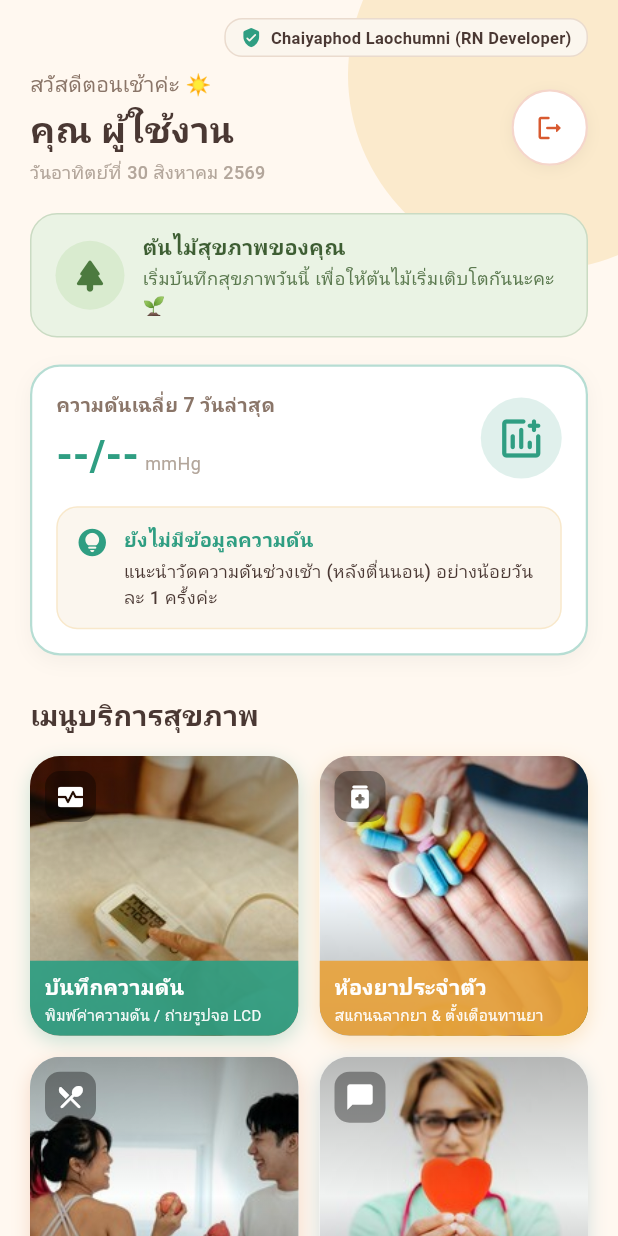
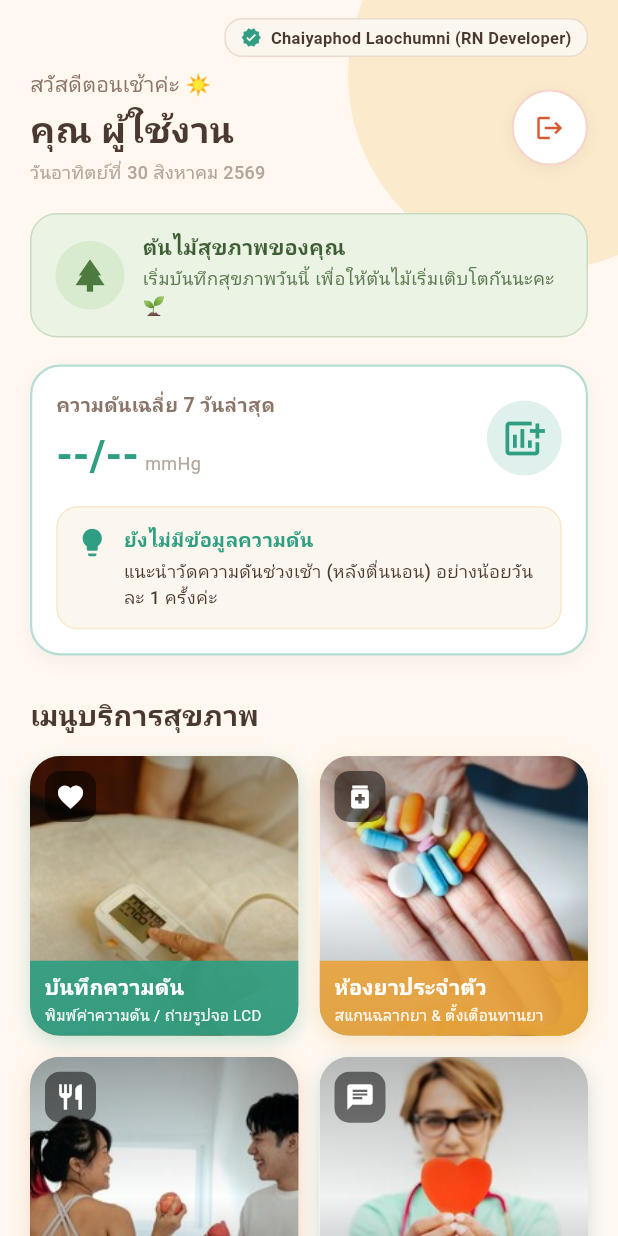
Before and after one commit to idtipon23/ncds_pwa_ios_clean, a Flutter app: the HomeScreen screen opened directly, after a tap on "บันทึกความดัน", on a phone screen of 412 x 824 dp. Run offline on Flutter 3.47's test engine with Material 3 defaults, Android fonts, the phone set to English and light mode, and no system bars; our stand-ins replace flutter_dotenv, flutter_image_compress, flutter_local_notifications, flutter_tts, google_generative_ai, image_picker and 5 more; accounts and stored records are empty; network calls fail.

Commit message:
Fix: Restore menu icons, health tree banner, and robust 7-day BP calculation

```diff
--- a/lib/screens/home_screen.dart
+++ b/lib/screens/home_screen.dart
@@ -1,4 +1,5 @@
 import 'package:flutter/material.dart';
+import 'package:supabase_flutter/supabase_flutter.dart';
 import '../services/patient_profile_service.dart';
 import '../services/vital_repository.dart';
 import '../services/nutrition_service.dart';
@@ -23,7 +24,7 @@ class _HomeScreenState extends State<HomeScreen> {
   final VitalRepository _vitalRepo = VitalRepository();
   final NutritionService _nutritionService = NutritionService();
 
-  // 🎨 Palette สีหลักตาม Design System
+  // 🎨 Design System: Warm Cream & Earthy Palette
   static const Color creamBgColor = Color(0xFFFFF8F0);
   static const Color primaryTextColor = Color(0xFF4A3833);
   static const Color secondaryTextColor = Color(0xFF8A7568);
@@ -36,7 +37,7 @@ class _HomeScreenState extends State<HomeScreen> {
   double _avgSys7Days = 0;
   double _avgDia7Days = 0;
   bool _hasVitalData = false;
-  int _streakDays = 1;
+  int _streakDays = 0;
 
   Map<String, dynamic>? _profileData;
   List<Map<String, dynamic>> _todayFoodLogs = [];
@@ -45,46 +46,87 @@ class _HomeScreenState extends State<HomeScreen> {
   void initState() {
     super.initState();
     _loadDashboardData();
-    // 🛡️ แสดง Pop-up Medical Disclaimer อัตโนมัติเมื่อโหลดหน้า Dashboard เข้ามา
+
+    // 🛡️ แสดง Pop-up ข้อกำหนดทางการแพทย์เมื่อเปิดหน้าแรก
     WidgetsBinding.instance.addPostFrameCallback((_) {
       _showMedicalDisclaimerDialog();
     });
   }
 
+  // 🔄 ฟังก์ชันดึงข้อมูลแดชบอร์ดแบบ Robust (รองรับทั้งช่วง 7 วัน และประวัติล่าสุด)
   Future<void> _loadDashboardData() async {
     setState(() => _isLoading = true);
     try {
-      final patientId = await _profileService.getCurrentPatientId();
+      // 1. ดึง Patient ID (ค้นหาจากหลายแหล่งเพื่อความแม่นยำ)
+      String? patientId = await _profileService.getCurrentPatientId();
       final profile = await _profileService.getProfile();
       _profileData = profile;
 
-      if (profile != null) {
-        _patientName = profile['first_name'] ?? profile['name'] ?? "ผู้ใช้งาน";
+      if (patientId == null || patientId.isEmpty) {
+        patientId = profile?['id']?.toString() ??
+            Supabase.instance.client.auth.currentUser?.id;
       }
 
+      if (profile != null) {
+        _patientName = profile['first_name'] ??
+            profile['name'] ??
+            profile['fullName'] ??
+            "ผู้ใช้งาน";
+      }
+
+      // 2. ดึงข้อมูลสัญญาณชีพความดันโลหิต
       if (patientId != null && patientId.isNotEmpty) {
-        final vitals = await _vitalRepo.getLast7Days(patientId);
+        List<Map<String, dynamic>> vitals =
+            await _vitalRepo.getLast7Days(patientId);
+
+        // หาก 7 วันล่าสุดยังไม่มี ให้ดึงประวัติล่าสุด 1 เดือนมาแสดงแทน
+        if (vitals.isEmpty) {
+          vitals = await _vitalRepo.getLast1Month(patientId);
+        }
+
         if (vitals.isNotEmpty) {
           _hasVitalData = true;
           _streakDays = vitals.length;
+
           double sumSys = 0;
           double sumDia = 0;
+          int validCount = 0;
+
           for (var v in vitals) {
-            sumSys += (v['systolic'] as num?)?.toDouble() ?? 0;
-            sumDia += (v['diastolic'] as num?)?.toDouble() ?? 0;
+            final sys = (v['systolic'] as num?)?.toDouble() ??
+                (v['systolic_bp'] as num?)?.toDouble() ??
+                (v['sys'] as num?)?.toDouble();
+            final dia = (v['diastolic'] as num?)?.toDouble() ??
+                (v['diastolic_bp'] as num?)?.toDouble() ??
+                (v['dia'] as num?)?.toDouble();
+
+            if (sys != null && dia != null && sys > 0 && dia > 0) {
+              sumSys += sys;
+              sumDia += dia;
+              validCount++;
             }
-          _avgSys7Days = sumSys / vitals.length;
-          _avgDia7Days = sumDia / vitals.length;
           }
 
+          if (validCount > 0) {
+            _avgSys7Days = sumSys / validCount;
+            _avgDia7Days = sumDia / validCount;
+          }
+        } else {
+          _hasVitalData = false;
+          _avgSys7Days = 0;
+          _avgDia7Days = 0;
+          _streakDays = 0;
+        }
+
+        // 3. ดึงประวัติอาหารวันนี้
         try {
           _todayFoodLogs = await _nutritionService.getTodayFoodLogs(patientId);
         } catch (e) {
-          debugPrint('Error loading today food logs: $e');
+          debugPrint('Food logs load error: $e');
         }
       }
     } catch (e) {
-      debugPrint('Error loading dashboard: $e');
+      debugPrint('Error loading dashboard data: $e');
     } finally {
       if (mounted) setState(() => _isLoading = false);
     }
@@ -128,7 +170,8 @@ class _HomeScreenState extends State<HomeScreen> {
                 ),
                 child: const Row(
                   children: [
-                    Icon(Icons.info_outline_rounded, color: Color(0xFFB45309), size: 22),
+                    Icon(Icons.info_outline,
+                        color: Color(0xFFB45309), size: 22),
                     SizedBox(width: 8),
                     Expanded(
                       child: Text(
@@ -145,7 +188,7 @@ class _HomeScreenState extends State<HomeScreen> {
               ),
               const SizedBox(height: 14),
               const Text(
-                '• วัตถุประสงค์: พัฒนาขึ้นเพื่อการบันทึก รวบรวม และติดตามแนวโน้มภาวะสุขภาพเบื้องต้นของผู้ป่วยโรคไม่ติดต่อเรื้อรัง (NCDs) เท่านั้น\n\n'
+                '• วัตถุประสงค์: พัฒนาขึ้นเพื่อการบันทึกและติดตามแนวโน้มภาวะสุขภาพเบื้องต้นของผู้ป่วยโรคไม่ติดต่อเรื้อรัง (NCDs) เท่านั้น\n\n'
                 '• การตัดสินใจรักษา: ข้อมูลและคำแนะนำจากระบบ AI ไม่มีผลต่อการวินิจฉัยทางการแพทย์ การปรับเปลี่ยนขนาด หรือการรักษาต้องอยู่ภายใต้ดุลยพินิจของแพทย์ผู้เชี่ยวชาญเท่านั้น\n\n'
                 '• ภาวะฉุกเฉิน: หากมีอาการวิกฤต เจ็บแน่นหน้าอก หรือความดันโลหิตสูงรุนแรง กรุณาติดต่อสถานพยาบาลใกล้บ้านหรือโทร 1669 ทันที',
                 style: TextStyle(
@@ -236,7 +279,7 @@ class _HomeScreenState extends State<HomeScreen> {
         shape: RoundedRectangleBorder(borderRadius: BorderRadius.circular(20)),
         title: const Row(
           children: [
-            Icon(Icons.logout_rounded, color: Color(0xFFD85A30)),
+            Icon(Icons.logout, color: Color(0xFFD85A30)),
             SizedBox(width: 8),
             Text(
               'ออกจากระบบ',
@@ -254,7 +297,8 @@ class _HomeScreenState extends State<HomeScreen> {
         actions: [
           TextButton(
             onPressed: () => Navigator.pop(ctx),
-            child: const Text('ยกเลิก', style: TextStyle(color: mutedTextColor)),
+            child:
+                const Text('ยกเลิก', style: TextStyle(color: mutedTextColor)),
           ),
           ElevatedButton(
             style: ElevatedButton.styleFrom(
@@ -278,7 +322,8 @@ class _HomeScreenState extends State<HomeScreen> {
                 debugPrint('Logout error: $e');
               }
             },
-            child: const Text('ออกจากระบบ', style: TextStyle(color: Colors.white)),
+            child:
+                const Text('ออกจากระบบ', style: TextStyle(color: Colors.white)),
           ),
         ],
       ),
@@ -291,6 +336,7 @@ class _HomeScreenState extends State<HomeScreen> {
       backgroundColor: creamBgColor,
       body: Stack(
         children: [
+          // วงกลมตกแต่งด้านบน
           Positioned(
             top: -80,
             right: -80,
@@ -308,17 +354,23 @@ class _HomeScreenState extends State<HomeScreen> {
                 ? const Center(
                     child: CircularProgressIndicator(color: emeraldTheme),
                   )
-                : SingleChildScrollView(
-                    physics: const BouncingScrollPhysics(),
-                    padding: const EdgeInsets.symmetric(horizontal: 20, vertical: 12),
+                : RefreshIndicator(
+                    color: emeraldTheme,
+                    onRefresh: _loadDashboardData,
+                    child: SingleChildScrollView(
+                      physics: const AlwaysScrollableScrollPhysics(
+                        parent: BouncingScrollPhysics(),
+                      ),
+                      padding: const EdgeInsets.symmetric(
+                          horizontal: 20, vertical: 12),
                       child: Column(
                         crossAxisAlignment: CrossAxisAlignment.start,
                         children: [
-                        // 🌟 ส่วน Header พร้อมแถบ Credit ชื่อผู้พัฒนา
+                          // 🕒 Header + Credit ผู้พัฒนา
                           _buildHeaderSection(),
                           const SizedBox(height: 18),
 
-                        // 🌱 แบนเนอร์ต้นไม้สุขภาพ
+                          // 🌱 แบนเนอร์ต้นไม้สุขภาพ (Streak Tree Banner)
                           _buildHealthTreeBanner(),
                           const SizedBox(height: 18),
 
@@ -326,7 +378,7 @@ class _HomeScreenState extends State<HomeScreen> {
                           _buildHealthIndicatorCard(),
                           const SizedBox(height: 26),
 
-                        // 🧱 เมนูบริการ 2 คอลัมน์
+                          // 🧱 เมนูบริการ 2 คอลัมน์ (พร้อมไอคอนคมชัด)
                           const Text(
                             'เมนูบริการสุขภาพ',
                             style: TextStyle(
@@ -345,50 +397,65 @@ class _HomeScreenState extends State<HomeScreen> {
                             mainAxisSpacing: 14,
                             childAspectRatio: 0.96,
                             children: [
+                              // 1. บันทึกความดัน
                               _buildMenuCard(
                                 title: 'บันทึกความดัน',
                                 subtitle: 'พิมพ์ค่าความดัน / ถ่ายรูปจอ LCD',
                                 imagePath: 'assets/images/menu_bp.jpg',
-                              icon: Icons.monitor_heart_rounded,
+                                icon: Icons.favorite,
                                 barColor: const Color(0xFF2F9E82),
-                              onTap: () => Navigator.push(
+                                onTap: () async {
+                                  await Navigator.push(
                                     context,
                                     MaterialPageRoute(
-                                  builder: (_) => const VitalSignRecordScreen(),
+                                      builder: (_) =>
+                                          const VitalSignRecordScreen(),
                                     ),
+                                  );
+                                  _loadDashboardData();
+                                },
                               ),
-                            ),
+
+                              // 2. ห้องยาประจำตัว
                               _buildMenuCard(
                                 title: 'ห้องยาประจำตัว',
                                 subtitle: 'สแกนฉลากยา & ตั้งเตือนทานยา',
                                 imagePath: 'assets/images/menu_drug.jpg',
-                              icon: Icons.medication_rounded,
+                                icon: Icons.medication,
                                 barColor: const Color(0xFFE8A33D),
                                 onTap: () => Navigator.push(
                                   context,
                                   MaterialPageRoute(
-                                  builder: (_) => const MedicationHistoryScreen(),
+                                    builder: (_) =>
+                                        const MedicationHistoryScreen(),
                                   ),
                                 ),
                               ),
+
+                              // 3. อาหาร & กิจกรรม
                               _buildMenuCard(
                                 title: 'อาหาร & กิจกรรม',
                                 subtitle: 'พิมพ์บันทึกอาหาร / ถ่ายรูปมื้ออาหาร',
                                 imagePath: 'assets/images/menu_fd.jpg',
-                              icon: Icons.restaurant_menu_rounded,
+                                icon: Icons.restaurant,
                                 barColor: const Color(0xFFD97B4F),
-                              onTap: () => Navigator.push(
+                                onTap: () async {
+                                  await Navigator.push(
                                     context,
                                     MaterialPageRoute(
                                       builder: (_) => const NutritionScreen(),
                                     ),
+                                  );
+                                  _loadDashboardData();
+                                },
                               ),
-                            ),
+
+                              // 4. ปรึกษาหมอ AI
                               _buildMenuCard(
                                 title: 'ปรึกษาหมอ AI',
                                 subtitle: 'ถามตอบอิง HT Guideline 2567',
                                 imagePath: 'assets/images/menu_ai.jpg',
-                              icon: Icons.chat_bubble_rounded,
+                                icon: Icons.chat,
                                 barColor: const Color(0xFF4C8FA6),
                                 onTap: () => Navigator.push(
                                   context,
@@ -397,11 +464,13 @@ class _HomeScreenState extends State<HomeScreen> {
                                   ),
                                 ),
                               ),
+
+                              // 5. สมุดสุขภาพ
                               _buildMenuCard(
                                 title: 'สมุดสุขภาพ',
                                 subtitle: 'ดูกราฟ 7 วัน & ประวัติความเสี่ยง',
                                 imagePath: 'assets/images/menu_graph.jpg',
-                              icon: Icons.bar_chart_rounded,
+                                icon: Icons.bar_chart,
                                 barColor: const Color(0xFF6B9E5C),
                                 onTap: () => Navigator.push(
                                   context,
@@ -410,23 +479,30 @@ class _HomeScreenState extends State<HomeScreen> {
                                   ),
                                 ),
                               ),
+
+                              // 6. ข้อมูลของฉัน
                               _buildMenuCard(
                                 title: 'ข้อมูลของฉัน',
                                 subtitle: 'คำนวณ TDEE & คัดกรองโรค',
                                 imagePath: 'assets/images/menu_risk.jpg',
-                              icon: Icons.person_pin_rounded,
+                                icon: Icons.person,
                                 barColor: const Color(0xFFB37B57),
-                              onTap: () => Navigator.push(
+                                onTap: () async {
+                                  await Navigator.push(
                                     context,
                                     MaterialPageRoute(
-                                  builder: (_) => const PatientProfileScreen(),
+                                      builder: (_) =>
+                                          const PatientProfileScreen(),
                                     ),
-                              ),
+                                  );
+                                  _loadDashboardData();
+                                },
                               ),
                             ],
                           ),
                           const SizedBox(height: 36),
                         ],
+                      ),
                     ),
                   ),
           ),
@@ -440,7 +516,6 @@ class _HomeScreenState extends State<HomeScreen> {
     return Column(
       crossAxisAlignment: CrossAxisAlignment.start,
       children: [
-        // 🎖️ แถบ Credit มุมบนขวา
         Row(
           mainAxisAlignment: MainAxisAlignment.end,
           children: [
@@ -457,7 +532,7 @@ class _HomeScreenState extends State<HomeScreen> {
               child: const Row(
                 mainAxisSize: MainAxisSize.min,
                 children: [
-                  Icon(Icons.verified_user_rounded, color: emeraldTheme, size: 14),
+                  Icon(Icons.verified, color: emeraldTheme, size: 14),
                   SizedBox(width: 6),
                   Text(
                     'Chaiyaphod Laochumni (RN Developer)',
@@ -474,7 +549,6 @@ class _HomeScreenState extends State<HomeScreen> {
           ],
         ),
         const SizedBox(height: 8),
-
         Row(
           mainAxisAlignment: MainAxisAlignment.spaceBetween,
           crossAxisAlignment: CrossAxisAlignment.center,
@@ -534,7 +608,7 @@ class _HomeScreenState extends State<HomeScreen> {
               child: IconButton(
                 onPressed: _handleLogout,
                 icon: const Icon(
-                  Icons.logout_rounded,
+                  Icons.logout,
                   color: Color(0xFFD85A30),
                   size: 20,
                 ),
@@ -547,7 +621,7 @@ class _HomeScreenState extends State<HomeScreen> {
     );
   }
 
-  // 🌱 Widget แบนเนอร์ต้นไม้สุขภาพ
+  // 🌱 Widget แบนเนอร์ต้นไม้สุขภาพ (Streak Banner)
   Widget _buildHealthTreeBanner() {
     return Container(
       width: double.infinity,
@@ -569,7 +643,7 @@ class _HomeScreenState extends State<HomeScreen> {
               shape: BoxShape.circle,
             ),
             child: const Icon(
-              Icons.park_rounded,
+              Icons.park,
               color: Color(0xFF4C7A3F),
               size: 26,
             ),
@@ -590,7 +664,7 @@ class _HomeScreenState extends State<HomeScreen> {
                 const SizedBox(height: 2),
                 Text(
                   _hasVitalData
-                      ? 'บันทึกต่อเนื่อง $_streakDays วันแล้ว ต้นไม้กำลังเติบโตแข็งแรงค่ะ 🌱'
+                      ? 'บันทึกสะสม $_streakDays รายการแล้ว ต้นไม้กำลังเติบโตแข็งแรงค่ะ 🌱'
                       : 'เริ่มบันทึกสุขภาพวันนี้ เพื่อให้ต้นไม้เริ่มเติบโตกันนะคะ 🌱',
                   style: const TextStyle(
                     fontSize: 12,
@@ -606,7 +680,7 @@ class _HomeScreenState extends State<HomeScreen> {
     );
   }
 
-  // 📊 Widget การ์ดสรุปความดัน 7 วัน
+  // 📊 Widget การ์ดสรุปความดัน 7 วันล่าสุด
   Widget _buildHealthIndicatorCard() {
     final int sys = _avgSys7Days.round();
     final int dia = _avgDia7Days.round();
@@ -683,7 +757,7 @@ class _HomeScreenState extends State<HomeScreen> {
                 ),
                 child: Icon(
                   feedback.iconData,
-                  size: 34,
+                  size: 30,
                   color: feedback.themeColor,
                 ),
               ),
@@ -704,7 +778,7 @@ class _HomeScreenState extends State<HomeScreen> {
               crossAxisAlignment: CrossAxisAlignment.start,
               children: [
                 Icon(
-                  Icons.lightbulb_circle_rounded,
+                  Icons.lightbulb,
                   size: 22,
                   color: feedback.themeColor,
                 ),
@@ -742,7 +816,7 @@ class _HomeScreenState extends State<HomeScreen> {
     );
   }
 
-  // 🖼️ Widget การ์ดเมนู
+  // 🖼️ Widget การ์ดเมนู (ใช้ไอคอน Base Font แสดงผลคมชัด 100%)
   Widget _buildMenuCard({
     required String title,
     required String subtitle,
@@ -800,7 +874,7 @@ class _HomeScreenState extends State<HomeScreen> {
                 child: Container(
                   padding: const EdgeInsets.all(7),
                   decoration: BoxDecoration(
-                    color: Colors.black.withValues(alpha: 0.35),
+                    color: Colors.black.withValues(alpha: 0.5),
                     borderRadius: BorderRadius.circular(10),
                   ),
                   child: Icon(icon, color: Colors.white, size: 20),
@@ -811,7 +885,8 @@ class _HomeScreenState extends State<HomeScreen> {
                 left: 0,
                 right: 0,
                 child: Container(
-                  padding: const EdgeInsets.symmetric(horizontal: 10, vertical: 8),
+                  padding:
+                      const EdgeInsets.symmetric(horizontal: 10, vertical: 8),
                   decoration: BoxDecoration(
                     color: barColor.withValues(alpha: 0.92),
                     borderRadius: const BorderRadius.only(
@@ -887,8 +962,9 @@ class HealthFeedbackEvaluator {
     if (!hasData) {
       return HealthFeedbackModel(
         statusTitle: 'ยังไม่มีข้อมูลความดัน',
-        adviceText: 'แนะนำวัดความดันช่วงเช้า (หลังตื่นนอน) อย่างน้อยวันละ 1 ครั้งค่ะ',
-        iconData: Icons.add_chart_rounded,
+        adviceText:
+            'แนะนำวัดความดันช่วงเช้า (หลังตื่นนอน) อย่างน้อยวันละ 1 ครั้งค่ะ',
+        iconData: Icons.add_chart,
         themeColor: const Color(0xFF2F9E82),
         bgColor: const Color(0xFFECFDF5),
       );
@@ -947,7 +1023,7 @@ class HealthFeedbackEvaluator {
         return HealthFeedbackModel(
           statusTitle: 'วิกฤติ! ต้องพบแพทย์',
           adviceText: actionAdvice,
-          iconData: Icons.warning_amber_rounded,
+          iconData: Icons.warning,
           themeColor: const Color(0xFFEF4444),
           bgColor: const Color(0xFFFEF2F2),
         );
@@ -955,7 +1031,7 @@ class HealthFeedbackEvaluator {
         return HealthFeedbackModel(
           statusTitle: 'ความดันระดับสูง',
           adviceText: actionAdvice,
-          iconData: Icons.sentiment_dissatisfied_rounded,
+          iconData: Icons.sentiment_dissatisfied,
           themeColor: const Color(0xFFF97316),
           bgColor: const Color(0xFFFFF7ED),
         );
@@ -963,7 +1039,7 @@ class HealthFeedbackEvaluator {
         return HealthFeedbackModel(
           statusTitle: 'เฝ้าระวัง (ค่อนข้างสูง)',
           adviceText: actionAdvice,
-          iconData: Icons.sentiment_neutral_rounded,
+          iconData: Icons.sentiment_neutral,
           themeColor: const Color(0xFFEAB308),
           bgColor: const Color(0xFFFEFCE8),
         );
@@ -972,7 +1048,7 @@ class HealthFeedbackEvaluator {
         return HealthFeedbackModel(
           statusTitle: 'ความดันปกติ (ดีเยี่ยม)',
           adviceText: actionAdvice,
-          iconData: Icons.sentiment_very_satisfied_rounded,
+          iconData: Icons.sentiment_very_satisfied,
           themeColor: const Color(0xFF2F9E82),
           bgColor: const Color(0xFFECFDF5),
         );
```
Lines whose indentation alone changed are shown as unchanged.
